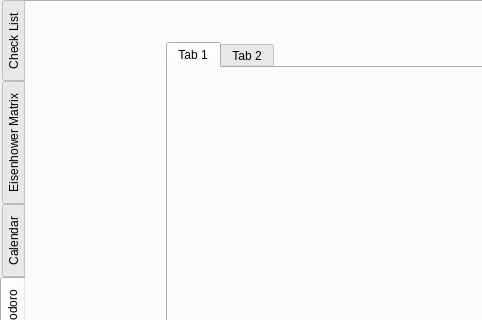
Krahzekihz/Project-MAVERICK, file mainwindow.ui: the form before one commit; both pictures show x 0 to 482 and y 0 to 320 of the 1141 by 621 pixel window.
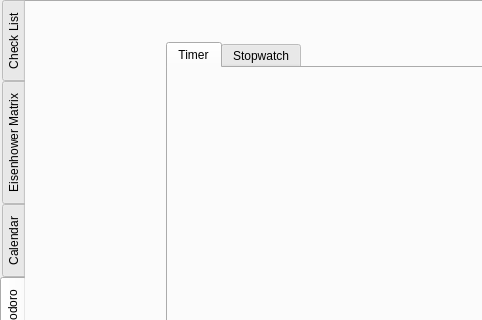
The form after the commit. The open tabs and pages were chosen to show the change.

```diff
--- a/mainwindow.ui
+++ b/mainwindow.ui
@@ -773,7 +773,7 @@
       </property>
       <widget class="QWidget" name="tab_6">
        <attribute name="title">
-        <string>Tab 1</string>
+        <string>Timer</string>
        </attribute>
        <widget class="QPushButton" name="pushButton_23">
         <property name="geometry">
@@ -840,7 +840,7 @@
       </widget>
       <widget class="QWidget" name="tab_7">
        <attribute name="title">
-        <string>Tab 2</string>
+        <string>Stopwatch</string>
        </attribute>
        <widget class="QPushButton" name="pushButton_26">
         <property name="geometry">
```
Left out of the diff: 60 changed lines with no effect on the pictures.
